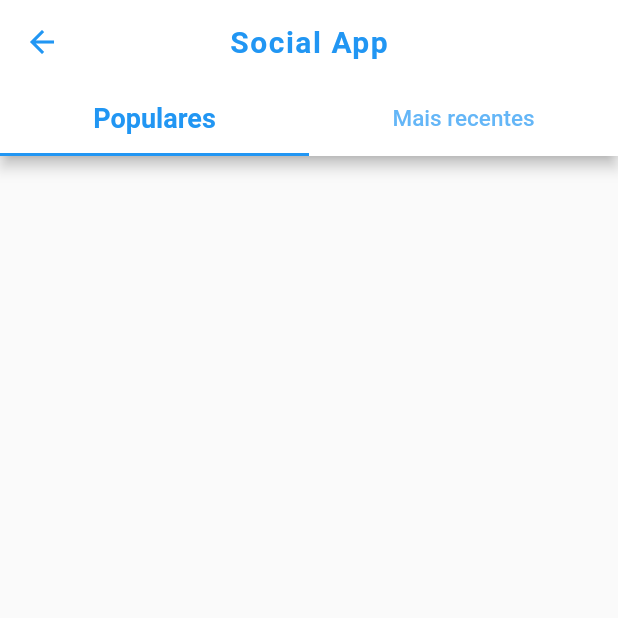
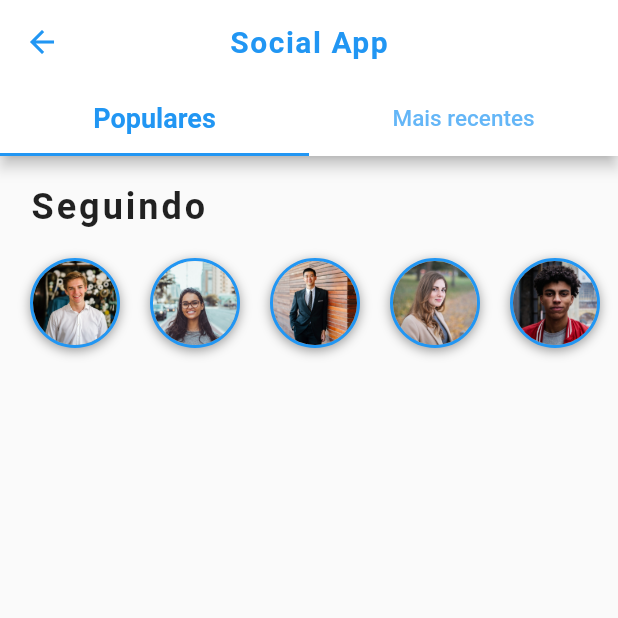
Before and after one commit to Thiago-Source/social-app-ui, a Flutter app: the HomePage screen opened by its route, on a phone screen of 412 x 824 dp, the top half of it. Run offline on Flutter 3.47's test engine with Material 2 defaults, Android fonts, the phone set to English and light mode, and no system bars.

Commit message:
criada lista de usuários seguindo

```diff
--- a/lib/pages/home_page.dart
+++ b/lib/pages/home_page.dart
@@ -1,4 +1,5 @@
 import 'package:flutter/material.dart';
+import '../widgets/usuarios_seguidos_widget.dart';
 
 class HomePage extends StatefulWidget {
   static const route = '/home';
@@ -39,13 +40,18 @@ class _HomePageState extends State<HomePage>
           labelColor: Theme.of(context).primaryColor,
           labelStyle: TextStyle(fontSize: 18.0, fontWeight: FontWeight.w600),
           unselectedLabelStyle: TextStyle(fontSize: 15.0),
-
           tabs: [
             Tab(text: 'Populares'),
             Tab(text: 'Mais recentes'),
           ],
         ),
       ),
+      body: ListView(
+        physics: BouncingScrollPhysics(),
+        children: [
+          UsuariosSeguidosWidget(),
+        ],
+      ),
     );
   }
 }
--- /dev/null
+++ b/lib/widgets/usuarios_seguidos_widget.dart
@@ -0,0 +1,67 @@
+import 'package:flutter/material.dart';
+import 'package:social_media/data/data.dart';
+import 'package:social_media/models/user_model.dart';
+
+class UsuariosSeguidosWidget extends StatelessWidget {
+  const UsuariosSeguidosWidget({Key? key}) : super(key: key);
+
+  @override
+  Widget build(BuildContext context) {
+    return Column(
+      crossAxisAlignment: CrossAxisAlignment.start,
+      children: [
+        Padding(
+          padding: const EdgeInsets.fromLTRB(20.0, 20.0, 20.0, 10.0),
+          child: Text(
+            'Seguindo',
+            style: TextStyle(
+              fontSize: 24.0,
+              fontWeight: FontWeight.bold,
+              letterSpacing: 2.0,
+            ),
+          ),
+        ),
+        Container(
+          height: 80.0,
+          child: ListView.builder(
+            physics: BouncingScrollPhysics(),
+            padding: EdgeInsets.only(left: 10.0),
+            scrollDirection: Axis.horizontal,
+            itemCount: users.length,
+            itemBuilder: (context, index) {
+              User user = users[index];
+              return GestureDetector(
+                onTap: () {},
+                child: Container(
+                  margin: const EdgeInsets.all(10.0),
+                  height: 60.0,
+                  width: 60.0,
+                  decoration: BoxDecoration(
+                    shape: BoxShape.circle,
+                    boxShadow: [
+                      BoxShadow(
+                        color: Colors.black38,
+                        offset: Offset(0, 2),
+                        blurRadius: 6.0,
+                      ),
+                    ],
+                    border: Border.all(
+                        width: 2.0, color: Theme.of(context).primaryColor),
+                  ),
+                  child: ClipOval(
+                    child: Image(
+                      width: 60.0,
+                      height: 60.0,
+                      fit: BoxFit.cover,
+                      image: AssetImage(user.profileImageUrl!),
+                    ),
+                  ),
+                ),
+              );
+            },
+          ),
+        ),
+      ],
+    );
+  }
+}
```
